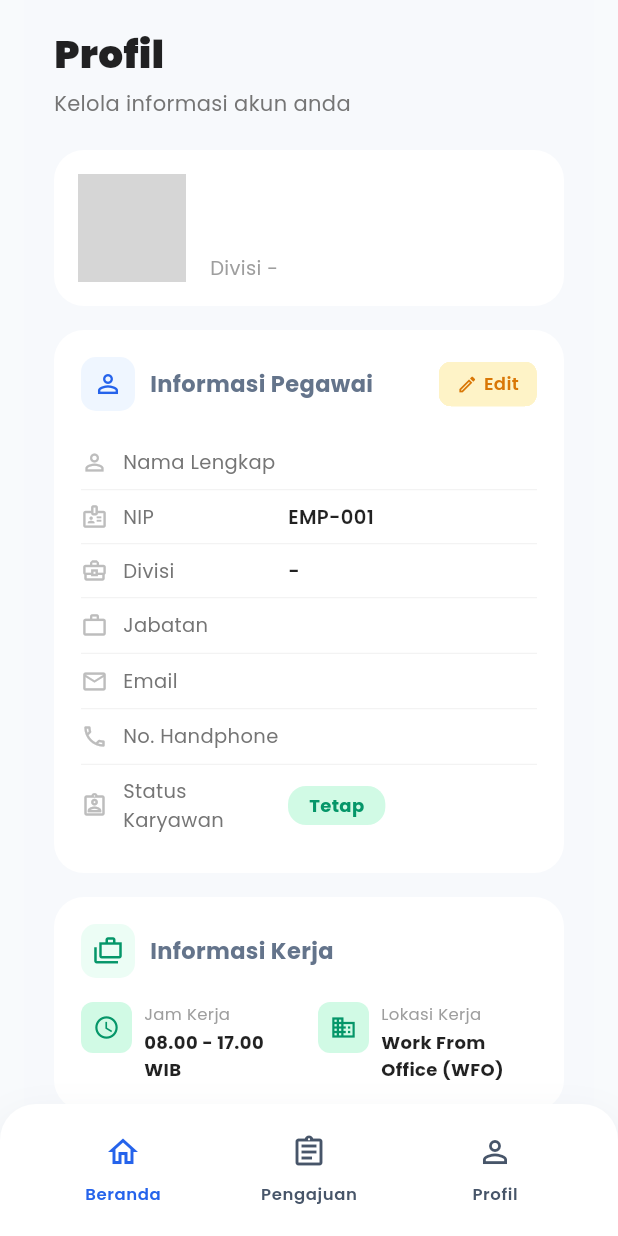
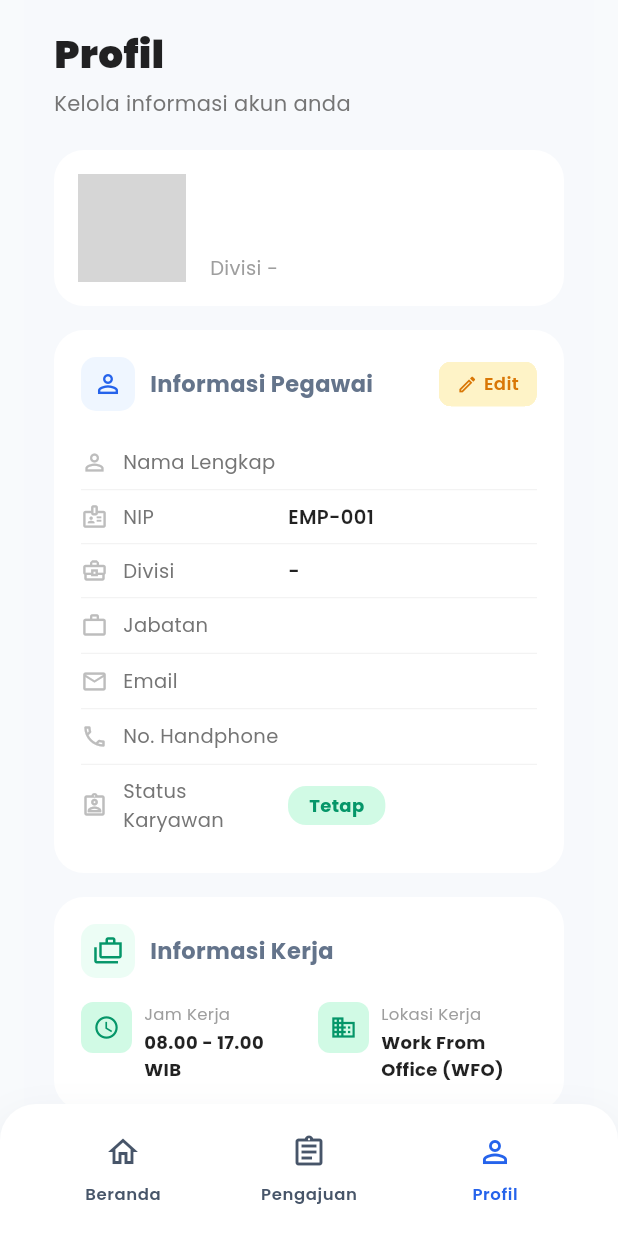
Before and after one commit to zahraldila/mobile-sip-sistem-absensi, a Flutter app: the ProfilePage screen opened by its route, on a phone screen of 412 x 824 dp. Run offline on Flutter 3.47's test engine with Material 3 defaults, Android fonts, the phone set to English and light mode, and no system bars; our stand-ins replace cached_network_image, dio, get_it, go_router, google_fonts, image_picker and 1 more; missing offline and left inert: file_selector; accounts and stored records are empty; network calls fail; grey boxes are pictures that could not be loaded.

Commit message:
fix: perbaikan warna aktif menu bottom bar sesuai halaman

```diff
--- a/mobile/lib/app_router.dart
+++ b/mobile/lib/app_router.dart
@@ -47,7 +47,7 @@ class AppRouter {
       GoRoute(path: '/onboarding', builder: (context, state) => const OnboardingScreen()),
       GoRoute(path: '/login', builder: (context, state) => const LoginPage()),
       ShellRoute(
-        builder: (context, state, child) => EmployeeScaffold(body: child, currentLocation: state.toString()),
+        builder: (context, state, child) => EmployeeScaffold(body: child, currentLocation: state.uri.path),
         routes: [
           GoRoute(path: '/attendance', builder: (context, state) => const AttendanceHomePage()),
           GoRoute(path: '/submission', builder: (context, state) => const SubmissionPage()),
```
